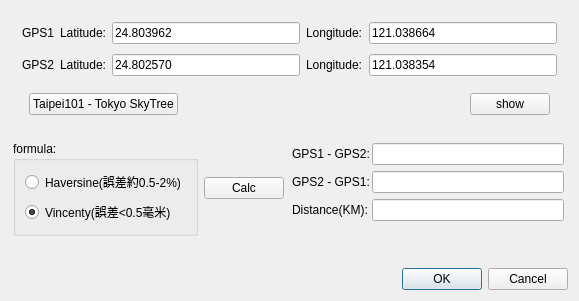
Above: src/gps/dlggpscalc.ui from coolshou/qiperf before the change. Below: the same form after it.
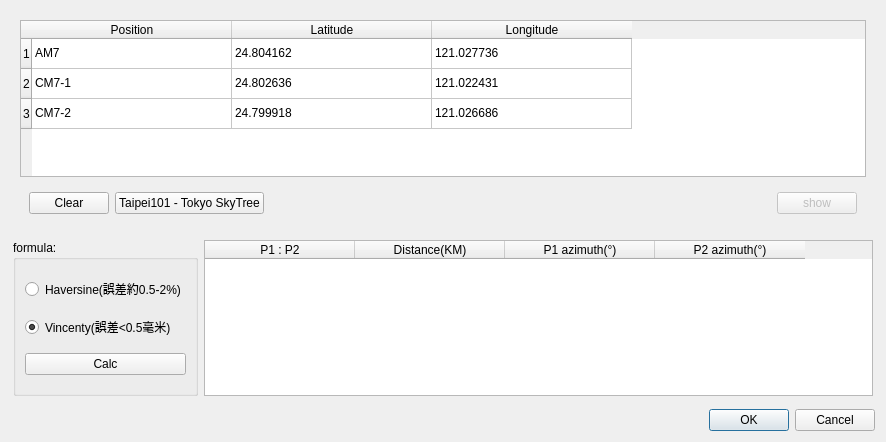
That is the form after the change. Icons and pictures are not drawn.

Commit message: add menu and change to QTableWidget

What changed in the file:
```diff
--- a/src/gps/dlggpscalc.ui
+++ b/src/gps/dlggpscalc.ui
@@ -6,8 +6,8 @@
    <rect>
     <x>0</x>
     <y>0</y>
-    <width>579</width>
-    <height>301</height>
+    <width>886</width>
+    <height>442</height>
    </rect>
   </property>
   <property name="windowTitle">
@@ -34,114 +34,106 @@
        <number>9</number>
       </property>
       <item>
-       <widget class="QWidget" name="widgetPos1" native="true">
-        <layout class="QHBoxLayout" name="horizontalLayout">
-         <property name="leftMargin">
-          <number>2</number>
+       <widget class="QTableWidget" name="tableWidget">
+        <property name="minimumSize">
+         <size>
+          <width>0</width>
+          <height>150</height>
+         </size>
+        </property>
+        <property name="contextMenuPolicy">
+         <enum>Qt::CustomContextMenu</enum>
+        </property>
+        <attribute name="horizontalHeaderDefaultSectionSize">
+         <number>200</number>
+        </attribute>
+        <row>
+         <property name="text">
+          <string>1</string>
          </property>
-         <property name="topMargin">
-          <number>2</number>
+        </row>
+        <row>
+         <property name="text">
+          <string>2</string>
          </property>
-         <property name="rightMargin">
-          <number>2</number>
+        </row>
+        <row>
+         <property name="text">
+          <string>3</string>
          </property>
-         <property name="bottomMargin">
-          <number>2</number>
+        </row>
+        <column>
+         <property name="text">
+          <string>Position</string>
          </property>
-         <item>
-          <widget class="QLabel" name="label">
-           <property name="text">
-            <string>GPS1</string>
-           </property>
-          </widget>
-         </item>
-         <item>
-          <widget class="QLabel" name="label_4">
-           <property name="text">
-            <string>Latitude:</string>
-           </property>
-          </widget>
-         </item>
-         <item>
-          <widget class="QLineEdit" name="lat1">
-           <property name="text">
-            <string>24.803962</string>
-           </property>
-          </widget>
-         </item>
-         <item>
-          <widget class="QLabel" name="label_3">
-           <property name="text">
-            <string>Longitude:</string>
-           </property>
-          </widget>
-         </item>
-         <item>
-          <widget class="QLineEdit" name="lon1">
-           <property name="text">
-            <string>121.038664</string>
-           </property>
-          </widget>
-         </item>
-        </layout>
-       </widget>
-      </item>
-      <item>
-       <widget class="QWidget" name="widgetPos2" native="true">
-        <layout class="QHBoxLayout" name="horizontalLayout_2">
-         <property name="leftMargin">
-          <number>2</number>
+        </column>
+        <column>
+         <property name="text">
+          <string>Latitude</string>
          </property>
-         <property name="topMargin">
-          <number>2</number>
+        </column>
+        <column>
+         <property name="text">
+          <string>Longitude</string>
          </property>
-         <property name="rightMargin">
-          <number>2</number>
+        </column>
+        <item row="0" column="0">
+         <property name="text">
+          <string>AM7</string>
          </property>
-         <property name="bottomMargin">
-          <number>2</number>
+        </item>
+        <item row="0" column="1">
+         <property name="text">
+          <string>24.804162</string>
          </property>
-         <item>
-          <widget class="QLabel" name="label_2">
-           <property name="text">
-            <string>GPS2</string>
-           </property>
-          </widget>
-         </item>
-         <item>
-          <widget class="QLabel" name="label_5">
-           <property name="text">
-            <string>Latitude:</string>
-           </property>
-          </widget>
-         </item>
-         <item>
-          <widget class="QLineEdit" name="lat2">
-           <property name="text">
-            <string>24.802570</string>
-           </property>
-          </widget>
-         </item>
-         <item>
-          <widget class="QLabel" name="label_6">
-           <property name="text">
-            <string>Longitude:</string>
-           </property>
-          </widget>
-         </item>
-         <item>
-          <widget class="QLineEdit" name="lon2">
-           <property name="text">
-            <string>121.038354</string>
-           </property>
-          </widget>
-         </item>
-        </layout>
+        </item>
+        <item row="0" column="2">
+         <property name="text">
+          <string>121.027736</string>
+         </property>
+        </item>
+        <item row="1" column="0">
+         <property name="text">
+          <string>CM7-1</string>
+         </property>
+        </item>
+        <item row="1" column="1">
+         <property name="text">
+          <string>24.802636</string>
+         </property>
+        </item>
+        <item row="1" column="2">
+         <property name="text">
+          <string>121.022431</string>
+         </property>
+        </item>
+        <item row="2" column="0">
+         <property name="text">
+          <string>CM7-2</string>
+         </property>
+        </item>
+        <item row="2" column="1">
+         <property name="text">
+          <string>24.799918</string>
+         </property>
+        </item>
+        <item row="2" column="2">
+         <property name="text">
+          <string>121.026686</string>
+         </property>
+        </item>
        </widget>
       </item>
       <item>
        <widget class="QWidget" name="widget" native="true">
         <layout class="QHBoxLayout" name="horizontalLayout_4">
+         <item>
+          <widget class="QPushButton" name="pbClear">
+           <property name="text">
+            <string>Clear</string>
+           </property>
+          </widget>
+         </item>
          <item>
           <widget class="QPushButton" name="pbTaipei101SkyTree">
            <property name="text">
@@ -164,6 +156,9 @@
          </item>
          <item>
           <widget class="QPushButton" name="pbPos">
+           <property name="enabled">
+            <bool>false</bool>
+           </property>
            <property name="text">
             <string>show</string>
            </property>
@@ -222,65 +217,47 @@
            </attribute>
           </widget>
          </item>
+         <item>
+          <widget class="QPushButton" name="pbCalc">
+           <property name="text">
+            <string>Calc</string>
+           </property>
+          </widget>
+         </item>
         </layout>
        </widget>
       </item>
       <item>
-       <widget class="QPushButton" name="pbCalc">
-        <property name="text">
-         <string>Calc</string>
+       <widget class="QTableWidget" name="twResult">
+        <property name="minimumSize">
+         <size>
+          <width>0</width>
+          <height>150</height>
+         </size>
         </property>
-       </widget>
-      </item>
-      <item>
-       <widget class="QWidget" name="widget_4" native="true">
-        <layout class="QFormLayout" name="formLayout">
-         <property name="horizontalSpacing">
-          <number>2</number>
+        <attribute name="horizontalHeaderDefaultSectionSize">
+         <number>150</number>
+        </attribute>
+        <column>
+         <property name="text">
+          <string>P1 : P2</string>
          </property>
-         <property name="leftMargin">
-          <number>2</number>
+        </column>
+        <column>
+         <property name="text">
+          <string>Distance(KM)</string>
          </property>
-         <property name="topMargin">
-          <number>2</number>
+        </column>
+        <column>
+         <property name="text">
+          <string extracomment="從北方順時針轉度數">P1 azimuth(°)</string>
          </property>
-         <property name="rightMargin">
-          <number>2</number>
+        </column>
+        <column>
+         <property name="text">
+          <string extracomment="從北方順時針轉度數">P2 azimuth(°)</string>
          </property>
-         <property name="bottomMargin">
-          <number>2</number>
-         </property>
-         <item row="1" column="1">
-          <widget class="QLineEdit" name="azimuthGPS12"/>
-         </item>
-         <item row="1" column="0">
-          <widget class="QLabel" name="label_7">
-           <property name="text">
-            <string>GPS1 - GPS2:</string>
-           </property>
-          </widget>
-         </item>
-         <item row="3" column="1">
-          <widget class="QLineEdit" name="azimuthGPS21"/>
-         </item>
-         <item row="3" column="0">
-          <widget class="QLabel" name="label_8">
-           <property name="text">
-            <string>GPS2 - GPS1:</string>
-           </property>
-          </widget>
-         </item>
-         <item row="4" column="0">
-          <widget class="QLabel" name="label_9">
-           <property name="text">
-            <string>Distance(KM):</string>
-           </property>
-          </widget>
-         </item>
-         <item row="4" column="1">
-          <widget class="QLineEdit" name="leDistance"/>
-         </item>
-        </layout>
+        </column>
        </widget>
       </item>
      </layout>
```
The commit also changes 2 other files.
